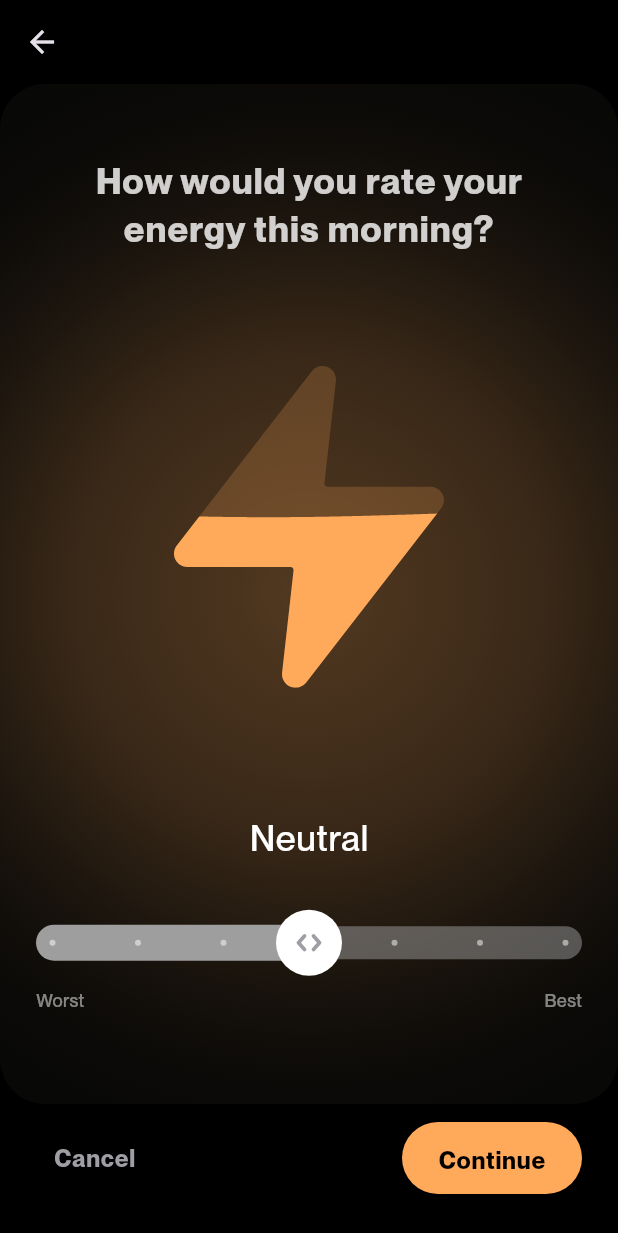
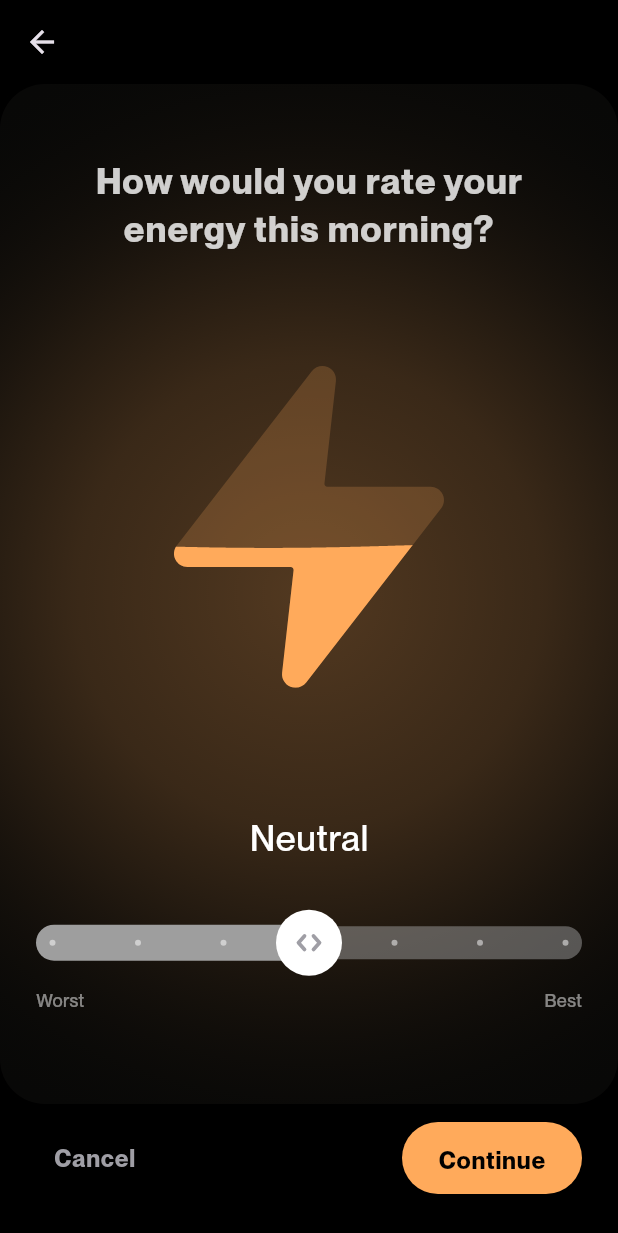
Before and after one commit to nicolaxs69/BiaApp, a Flutter app: the screen it shows after launch, on a phone screen of 412 x 824 dp. Shown: the top 1233 px of the screen. Run offline on Flutter 3.47's test engine with Material 3 defaults, Android fonts, the phone set to English and light mode, and no system bars.

Commit message:
Add fill offset and centralize strings

```diff
--- /dev/null
+++ b/lib/assets/configs/constants/app_strings.dart
@@ -0,0 +1,19 @@
+class AppStrings {
+  // Button strings
+  static const String buttonCancel = 'Cancel';
+  static const String buttonContinue = 'Continue';
+
+  // Energy rating strings
+  static const String energyRatingQuestion = 'How would you rate your energy this morning?';
+  static const String energyLevelWorst = 'Worst';
+  static const String energyLevelBest = 'Best';
+
+  // Energy status levels
+  static const String energyStatusExhausted = 'Exhausted';
+  static const String energyStatusTired = 'Tired';
+  static const String energyStatusSlightlyTired = 'Slightly Tired';
+  static const String energyStatusNeutral = 'Neutral';
+  static const String energyStatusSlightlyEnergized = 'Slightly Energized';
+  static const String energyStatusEnergized = 'Energized';
+  static const String energyStatusVeryEnergized = 'Very Energized';
+}
--- a/lib/presentation/energy_rating/screens/energy_rating_screen.dart
+++ b/lib/presentation/energy_rating/screens/energy_rating_screen.dart
@@ -4,6 +4,7 @@ import 'package:bia_app/common/continue_button.dart';
 import 'package:bia_app/presentation/energy_rating/widgets/custom_slider.dart';
 import 'package:bia_app/presentation/energy_rating/widgets/ligthning_bolt_widget/ligthning_widget.dart';
 import 'package:flutter/material.dart';
+import 'package:bia_app/assets/configs/constants/app_strings.dart';
 
 class EnergyRatingScreen extends StatefulWidget {
   const EnergyRatingScreen({super.key});
@@ -14,6 +15,7 @@ class EnergyRatingScreen extends StatefulWidget {
 
 class _EnergyRatingScreenState extends State<EnergyRatingScreen> {
   double _sliderValue = 4.0; // Initialize with middle value
+  double divisionOffsetFactor = 6 * 1.1;
 
   @override
   Widget build(BuildContext context) {
@@ -44,8 +46,8 @@ class _EnergyRatingScreenState extends State<EnergyRatingScreen> {
       child: Row(
         mainAxisAlignment: MainAxisAlignment.spaceBetween,
         children: [
-          CancelButton(title: 'Cancel', onPressed: () {}),
-          ContinueButton(title: 'Continue', onPressed: () {}),
+          CancelButton(title: AppStrings.buttonCancel, onPressed: () {}),
+          ContinueButton(title: AppStrings.buttonContinue, onPressed: () {}),
         ],
       ),
     );
@@ -103,7 +105,7 @@ class _EnergyRatingScreenState extends State<EnergyRatingScreen> {
     return Padding(
       padding: const EdgeInsets.symmetric(horizontal: 36),
       child: Text(
-        'How would you rate your energy this morning?',
+        AppStrings.energyRatingQuestion,
         textAlign: TextAlign.center,
         style: TextStyle(
           fontFamily: 'ppneuemontreal',
@@ -120,7 +122,7 @@ class _EnergyRatingScreenState extends State<EnergyRatingScreen> {
   Widget _energyLevelIcon() {
     return Center(
       child: LightningBoltWidget(
-        fillValue: (_sliderValue - 1) / 6 * 1.1, // Map 1-7 range to 0.0-1.1 range
+        fillValue: (_sliderValue - 1) / divisionOffsetFactor,
       ),
     );
   }
@@ -142,7 +144,7 @@ class _EnergyRatingScreenState extends State<EnergyRatingScreen> {
             mainAxisAlignment: MainAxisAlignment.spaceBetween,
             children: [
               Text(
-                'Worst',
+                AppStrings.energyLevelWorst,
                 style: TextStyle(
                   color: Colors.white.withOpacity(0.5),
                   fontSize: 12,
@@ -151,7 +153,7 @@ class _EnergyRatingScreenState extends State<EnergyRatingScreen> {
                 ),
               ),
               Text(
-                'Best',
+                AppStrings.energyLevelBest,
                 style: TextStyle(
                   color: Colors.white.withOpacity(0.5),
                   fontSize: 12,
@@ -187,19 +189,19 @@ class _EnergyRatingScreenState extends State<EnergyRatingScreen> {
 String _getEnergyLevelText(double value) {
   switch (value.toInt()) {
     case 1:
-      return 'Exhausted';
+      return AppStrings.energyStatusExhausted;
     case 2:
-      return 'Tired';
+      return AppStrings.energyStatusTired;
     case 3:
-      return 'Slightly Tired';
+      return AppStrings.energyStatusSlightlyTired;
     case 4:
-      return 'Neutral';
+      return AppStrings.energyStatusNeutral;
     case 5:
-      return 'Slightly Energized';
+      return AppStrings.energyStatusSlightlyEnergized;
     case 6:
-      return 'Energized';
+      return AppStrings.energyStatusEnergized;
     case 7:
-      return 'Very Energized';
+      return AppStrings.energyStatusVeryEnergized;
     default:
       return '';
   }
```
